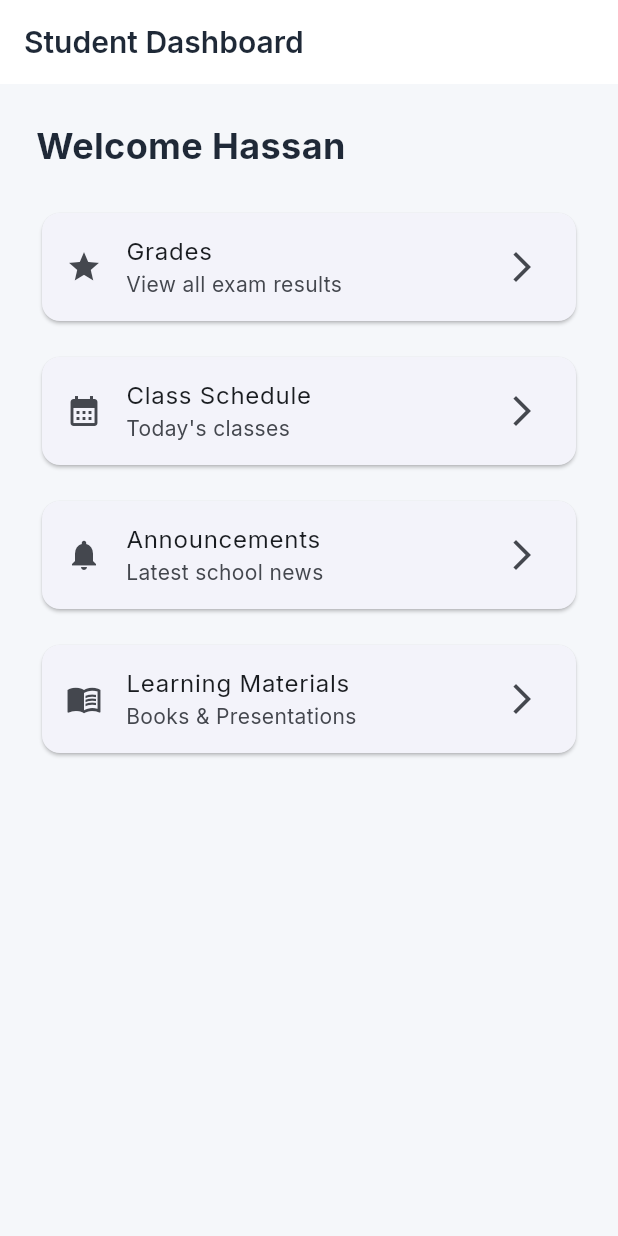
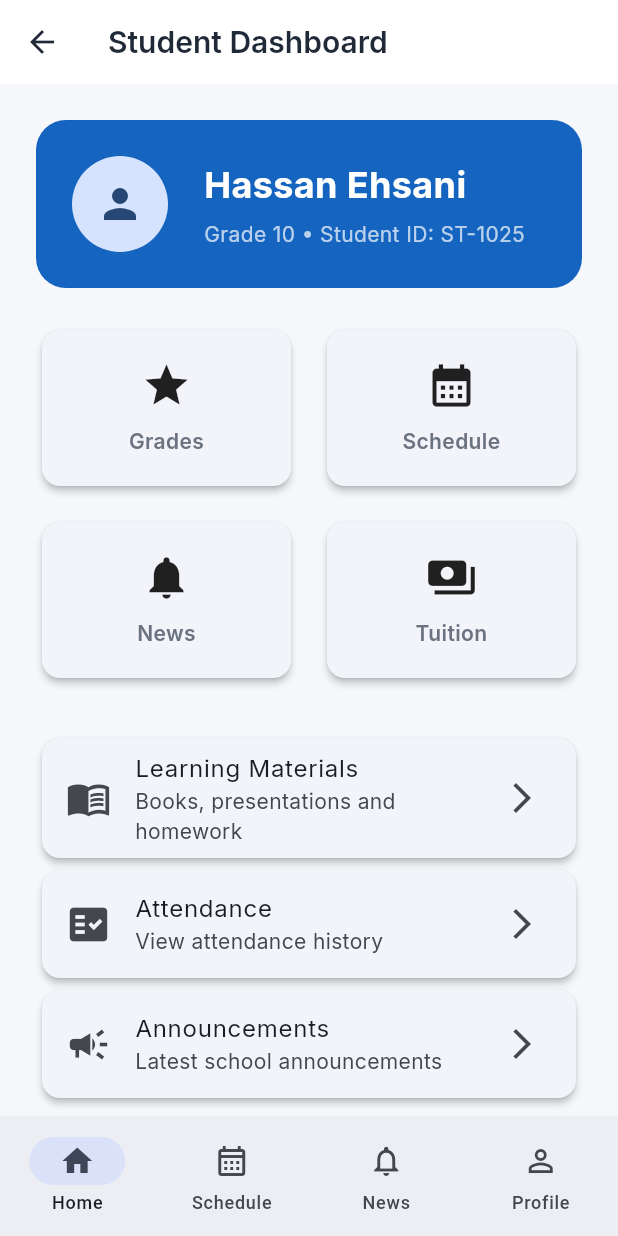
Before and after one commit to HassanEhsani/educore-platform, a Flutter app: the StudentDashboardPage screen opened by its route, on a phone screen of 412 x 824 dp. Run offline on Flutter 3.47's test engine with Material 3 defaults, Android fonts, the phone set to English and light mode, and no system bars; our stand-ins replace gap, go_router, google_fonts.

Commit message:
feat: build student dashboard ui v1

```diff
--- /dev/null
+++ b/apps/mobile/lib/features/student/presentation/student_dashboard_body.dart
@@ -0,0 +1,67 @@
+import 'package:flutter/material.dart';
+import 'package:gap/gap.dart';
+
+import '../../../core/theme/app_spacing.dart';
+import 'widgets/dashboard_card.dart';
+import 'widgets/quick_action_card.dart';
+import 'widgets/student_header.dart';
+
+class StudentDashboardBody extends StatelessWidget {
+  const StudentDashboardBody({super.key});
+
+  @override
+  Widget build(BuildContext context) {
+    return SingleChildScrollView(
+      padding: const EdgeInsets.all(AppSpacing.lg),
+      child: Column(
+        crossAxisAlignment: CrossAxisAlignment.start,
+        children: [
+          const StudentHeader(),
+
+          const Gap(AppSpacing.lg),
+
+          Row(
+            children: const [
+              QuickActionCard(icon: Icons.grade, title: 'Grades'),
+              SizedBox(width: AppSpacing.md),
+              QuickActionCard(icon: Icons.calendar_month, title: 'Schedule'),
+            ],
+          ),
+
+          const Gap(AppSpacing.md),
+
+          Row(
+            children: const [
+              QuickActionCard(icon: Icons.notifications, title: 'News'),
+              SizedBox(width: AppSpacing.md),
+              QuickActionCard(icon: Icons.payments, title: 'Tuition'),
+            ],
+          ),
+
+          const Gap(AppSpacing.xl),
+
+          DashboardCard(
+            icon: Icons.menu_book,
+            title: 'Learning Materials',
+            subtitle: 'Books, presentations and homework',
+            onTap: () {},
+          ),
+
+          DashboardCard(
+            icon: Icons.fact_check,
+            title: 'Attendance',
+            subtitle: 'View attendance history',
+            onTap: () {},
+          ),
+
+          DashboardCard(
+            icon: Icons.campaign,
+            title: 'Announcements',
+            subtitle: 'Latest school announcements',
+            onTap: () {},
+          ),
+        ],
+      ),
+    );
+  }
+}
--- a/apps/mobile/lib/features/student/presentation/student_dashboard_page.dart
+++ b/apps/mobile/lib/features/student/presentation/student_dashboard_page.dart
@@ -1,8 +1,8 @@
 import 'package:flutter/material.dart';
-import 'package:gap/gap.dart';
+import 'package:go_router/go_router.dart';
 
-import '../../../core/theme/app_spacing.dart';
-import '../../../core/theme/app_text_styles.dart';
+import 'student_dashboard_body.dart';
+import 'widgets/bottom_navigation.dart';
 
 class StudentDashboardPage extends StatelessWidget {
   const StudentDashboardPage({super.key});
@@ -10,46 +10,15 @@ class StudentDashboardPage extends StatelessWidget {
   @override
   Widget build(BuildContext context) {
     return Scaffold(
-      appBar: AppBar(title: const Text('Student Dashboard')),
-      body: Padding(
-        padding: const EdgeInsets.all(AppSpacing.lg),
-        child: Column(
-          crossAxisAlignment: CrossAxisAlignment.start,
-          children: [
-            Text('Welcome Hassan', style: AppTextStyles.headlineMedium),
-            const Gap(AppSpacing.lg),
-
-            _card(Icons.grade, 'Grades', 'View all exam results'),
-
-            const Gap(AppSpacing.md),
-
-            _card(Icons.calendar_month, 'Class Schedule', 'Today\'s classes'),
-
-            const Gap(AppSpacing.md),
-
-            _card(Icons.notifications, 'Announcements', 'Latest school news'),
-
-            const Gap(AppSpacing.md),
-
-            _card(
-              Icons.menu_book,
-              'Learning Materials',
-              'Books & Presentations',
-            ),
-          ],
+      appBar: AppBar(
+        leading: IconButton(
+          icon: const Icon(Icons.arrow_back),
+          onPressed: () => context.go('/roles'),
         ),
+        title: const Text('Student Dashboard'),
       ),
-    );
-  }
-
-  Widget _card(IconData icon, String title, String subtitle) {
-    return Card(
-      child: ListTile(
-        leading: Icon(icon),
-        title: Text(title),
-        subtitle: Text(subtitle),
-        trailing: const Icon(Icons.arrow_forward_ios),
-      ),
+      body: const StudentDashboardBody(),
+      bottomNavigationBar: const StudentBottomNavigation(currentIndex: 0),
     );
   }
 }
--- /dev/null
+++ b/apps/mobile/lib/features/student/presentation/widgets/bottom_navigation.dart
@@ -0,0 +1,42 @@
+import 'package:flutter/material.dart';
+
+class StudentBottomNavigation extends StatelessWidget {
+  final int currentIndex;
+  final ValueChanged<int>? onTap;
+
+  const StudentBottomNavigation({
+    super.key,
+    required this.currentIndex,
+    this.onTap,
+  });
+
+  @override
+  Widget build(BuildContext context) {
+    return NavigationBar(
+      selectedIndex: currentIndex,
+      onDestinationSelected: onTap,
+      destinations: const [
+        NavigationDestination(
+          icon: Icon(Icons.home_outlined),
+          selectedIcon: Icon(Icons.home),
+          label: 'Home',
+        ),
+        NavigationDestination(
+          icon: Icon(Icons.calendar_month_outlined),
+          selectedIcon: Icon(Icons.calendar_month),
+          label: 'Schedule',
+        ),
+        NavigationDestination(
+          icon: Icon(Icons.notifications_outlined),
+          selectedIcon: Icon(Icons.notifications),
+          label: 'News',
+        ),
+        NavigationDestination(
+          icon: Icon(Icons.person_outline),
+          selectedIcon: Icon(Icons.person),
+          label: 'Profile',
+        ),
+      ],
+    );
+  }
+}
--- /dev/null
+++ b/apps/mobile/lib/features/student/presentation/widgets/dashboard_card.dart
@@ -0,0 +1,30 @@
+import 'package:flutter/material.dart';
+
+class DashboardCard extends StatelessWidget {
+  final IconData icon;
+  final String title;
+  final String subtitle;
+  final VoidCallback? onTap;
+
+  const DashboardCard({
+    super.key,
+    required this.icon,
+    required this.title,
+    required this.subtitle,
+    this.onTap,
+  });
+
+  @override
+  Widget build(BuildContext context) {
+    return Card(
+      elevation: 2,
+      child: ListTile(
+        leading: Icon(icon, size: 30),
+        title: Text(title),
+        subtitle: Text(subtitle),
+        trailing: const Icon(Icons.arrow_forward_ios),
+        onTap: onTap,
+      ),
+    );
+  }
+}
--- /dev/null
+++ b/apps/mobile/lib/features/student/presentation/widgets/quick_action_card.dart
@@ -0,0 +1,42 @@
+import 'package:flutter/material.dart';
+
+class QuickActionCard extends StatelessWidget {
+  final IconData icon;
+  final String title;
+  final VoidCallback? onTap;
+
+  const QuickActionCard({
+    super.key,
+    required this.icon,
+    required this.title,
+    this.onTap,
+  });
+
+  @override
+  Widget build(BuildContext context) {
+    return Expanded(
+      child: InkWell(
+        borderRadius: BorderRadius.circular(16),
+        onTap: onTap,
+        child: Card(
+          elevation: 2,
+          child: Padding(
+            padding: const EdgeInsets.symmetric(vertical: 20, horizontal: 12),
+            child: Column(
+              mainAxisSize: MainAxisSize.min,
+              children: [
+                Icon(icon, size: 34),
+                const SizedBox(height: 10),
+                Text(
+                  title,
+                  textAlign: TextAlign.center,
+                  style: const TextStyle(fontWeight: FontWeight.w600),
+                ),
+              ],
+            ),
+          ),
+        ),
+      ),
+    );
+  }
+}
--- /dev/null
+++ b/apps/mobile/lib/features/student/presentation/widgets/student_header.dart
@@ -0,0 +1,44 @@
+import 'package:flutter/material.dart';
+
+import '../../../../core/theme/app_spacing.dart';
+import '../../../../core/theme/app_text_styles.dart';
+
+class StudentHeader extends StatelessWidget {
+  const StudentHeader({super.key});
+
+  @override
+  Widget build(BuildContext context) {
+    return Container(
+      width: double.infinity,
+      padding: const EdgeInsets.all(AppSpacing.lg),
+      decoration: BoxDecoration(
+        color: Theme.of(context).colorScheme.primary,
+        borderRadius: BorderRadius.circular(20),
+      ),
+      child: Row(
+        children: [
+          const CircleAvatar(radius: 32, child: Icon(Icons.person, size: 32)),
+          const SizedBox(width: AppSpacing.lg),
+          Expanded(
+            child: Column(
+              crossAxisAlignment: CrossAxisAlignment.start,
+              children: [
+                Text(
+                  'Hassan Ehsani',
+                  style: AppTextStyles.headlineMedium.copyWith(
+                    color: Colors.white,
+                  ),
+                ),
+                const SizedBox(height: 6),
+                const Text(
+                  'Grade 10 • Student ID: ST-1025',
+                  style: TextStyle(color: Colors.white70),
+                ),
+              ],
+            ),
+          ),
+        ],
+      ),
+    );
+  }
+}
```
